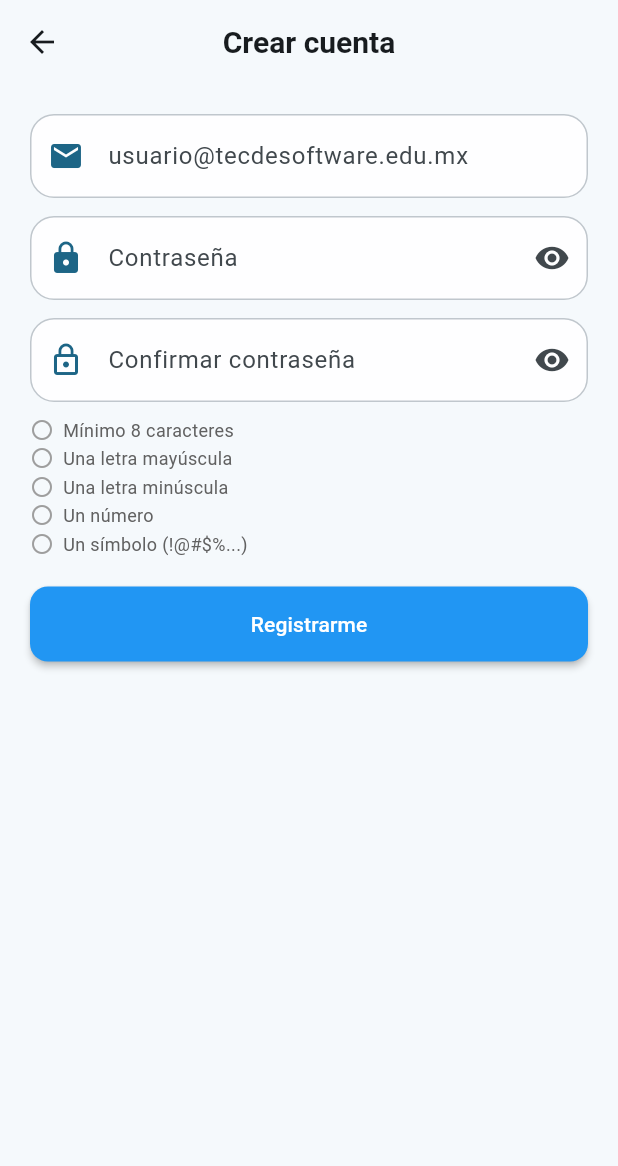
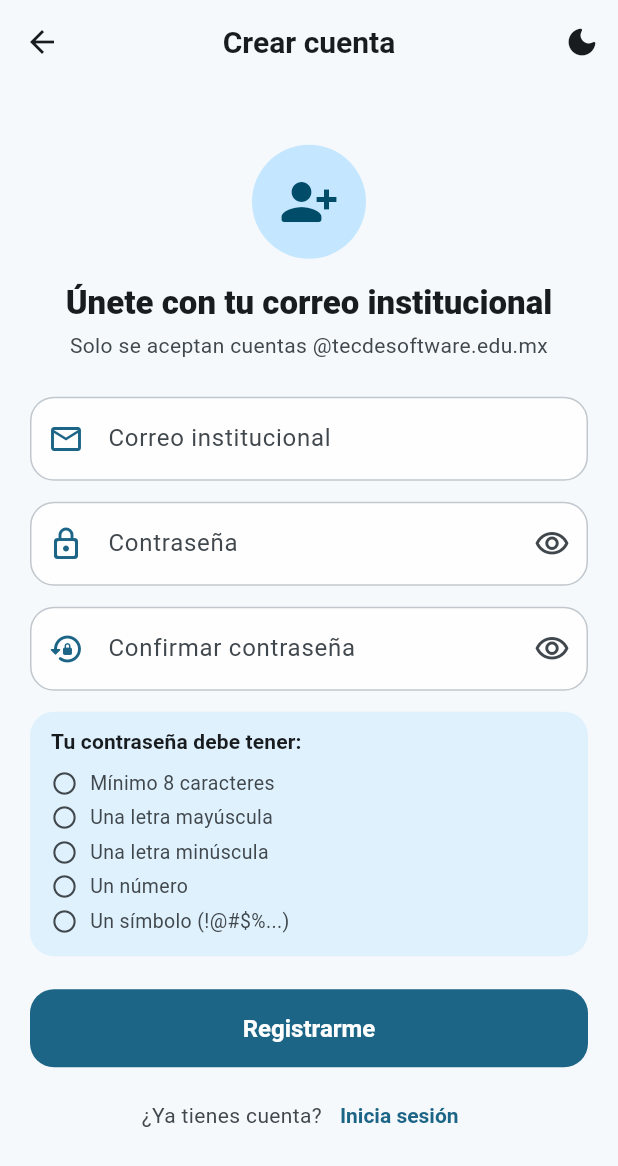
Before and after one commit to JesusUc18/login_rive_animation_26_3_tsw, a Flutter app: the SignUpScreen screen opened directly, on a phone screen of 412 x 824 dp. Shown: the top 1166 px of the screen. Run offline on Flutter 3.47's test engine with Material 3 defaults, Android fonts, the phone set to English and light mode, and no system bars; our stand-ins replace firebase_auth, firebase_core, rive; accounts and stored records are empty; generated files the repository leaves out were written again.

Commit message:
style(auth): restyle login, signup and password recovery in Spanish
- Oso Rive dentro de tarjeta redondeada y encabezados de bienvenida
- Textos traducidos (Regístrate, ¿No tienes cuenta?, Contraseña)
- Reglas de contraseña en tarjeta con indicadores animados
- Errores de Firebase en registro mostrados en español
- Se mantiene el login seguro OWASP (mensaje genérico, triggers, carga)

```diff
--- a/lib/screens/signup_screen.dart
+++ b/lib/screens/signup_screen.dart
@@ -1,5 +1,7 @@
 import 'package:firebase_auth/firebase_auth.dart';
 import 'package:flutter/material.dart';
+import 'package:login_rive_animation_26_3_tsw/theme/app_theme.dart';
+import 'package:login_rive_animation_26_3_tsw/theme/theme_controller.dart';
 
 class SignUpScreen extends StatefulWidget {
   const SignUpScreen({super.key});
@@ -85,10 +87,9 @@ class _SignUpScreenState extends State<SignUpScreen> {
 
       if (!mounted) return;
       ScaffoldMessenger.of(context).showSnackBar(
-        const SnackBar(
-          content: Text('Cuenta creada correctamente. Inicia sesión.'),
-          backgroundColor: Colors.green,
-          behavior: SnackBarBehavior.floating,
+        SnackBar(
+          content: const Text('Cuenta creada correctamente. Inicia sesión.'),
+          backgroundColor: AppTheme.success(context),
         ),
       );
       Navigator.pop(context);
@@ -109,8 +110,10 @@ class _SignUpScreenState extends State<SignUpScreen> {
           default:
             ScaffoldMessenger.of(context).showSnackBar(
               SnackBar(
-                content: Text(e.message ?? 'No se pudo crear la cuenta'),
-                backgroundColor: Colors.red,
+                content: const Text(
+                  'No se pudo crear la cuenta. Intenta de nuevo.',
+                ),
+                backgroundColor: Theme.of(context).colorScheme.error,
               ),
             );
         }
@@ -119,32 +122,32 @@ class _SignUpScreenState extends State<SignUpScreen> {
       if (!mounted) return;
       setState(() => _isLoading = false);
       ScaffoldMessenger.of(context).showSnackBar(
-        const SnackBar(
-          content: Text('Error inesperado. Intenta de nuevo.'),
-          backgroundColor: Colors.red,
+        SnackBar(
+          content: const Text('Error inesperado. Intenta de nuevo.'),
+          backgroundColor: Theme.of(context).colorScheme.error,
         ),
       );
     }
   }
 
   Widget _rule(String text, bool ok) {
+    final scheme = Theme.of(context).colorScheme;
+    final color = ok ? AppTheme.success(context) : scheme.onSurfaceVariant;
     return Padding(
-      padding: const EdgeInsets.only(top: 2),
+      padding: const EdgeInsets.only(top: 4),
       child: Row(
         children: [
-          Icon(
-            ok ? Icons.check_circle : Icons.radio_button_unchecked,
-            size: 16,
-            color: ok ? Colors.green : Colors.grey,
-          ),
-          const SizedBox(width: 6),
-          Text(
-            text,
-            style: TextStyle(
-              fontSize: 12,
-              color: ok ? Colors.green : Colors.grey.shade700,
+          AnimatedSwitcher(
+            duration: const Duration(milliseconds: 200),
+            child: Icon(
+              ok ? Icons.check_circle_rounded : Icons.radio_button_unchecked,
+              key: ValueKey(ok),
+              size: 18,
+              color: color,
             ),
           ),
+          const SizedBox(width: 8),
+          Text(text, style: TextStyle(fontSize: 13, color: color)),
         ],
       ),
     );
@@ -152,99 +155,172 @@ class _SignUpScreenState extends State<SignUpScreen> {
 
   @override
   Widget build(BuildContext context) {
+    final theme = Theme.of(context);
+    final scheme = theme.colorScheme;
     final pass = _passCtrl.text;
+
     return Scaffold(
-      appBar: AppBar(title: const Text('Crear cuenta')),
+      appBar: AppBar(
+        title: const Text('Crear cuenta'),
+        actions: const [ThemeToggleButton()],
+      ),
       body: SafeArea(
+        child: Center(
           child: SingleChildScrollView(
-          padding: const EdgeInsets.all(20),
+            padding: const EdgeInsets.fromLTRB(20, 8, 20, 24),
+            child: ConstrainedBox(
+              constraints: const BoxConstraints(maxWidth: 460),
               child: Column(
-            crossAxisAlignment: CrossAxisAlignment.start,
+                crossAxisAlignment: CrossAxisAlignment.stretch,
                 children: [
+                  Center(
+                    child: Container(
+                      padding: const EdgeInsets.all(18),
+                      decoration: BoxDecoration(
+                        color: scheme.primaryContainer,
+                        shape: BoxShape.circle,
+                      ),
+                      child: Icon(
+                        Icons.person_add_alt_1_rounded,
+                        size: 40,
+                        color: scheme.onPrimaryContainer,
+                      ),
+                    ),
+                  ),
+                  const SizedBox(height: 16),
+                  Text(
+                    'Únete con tu correo institucional',
+                    textAlign: TextAlign.center,
+                    style: theme.textTheme.titleLarge?.copyWith(
+                      fontWeight: FontWeight.w800,
+                    ),
+                  ),
+                  const SizedBox(height: 4),
+                  Text(
+                    'Solo se aceptan cuentas $_domain',
+                    textAlign: TextAlign.center,
+                    style: theme.textTheme.bodyMedium?.copyWith(
+                      color: scheme.onSurfaceVariant,
+                    ),
+                  ),
+                  const SizedBox(height: 24),
                   TextField(
                     controller: _emailCtrl,
                     keyboardType: TextInputType.emailAddress,
+                    textInputAction: TextInputAction.next,
                     decoration: InputDecoration(
+                      labelText: 'Correo institucional',
                       hintText: 'usuario$_domain',
                       errorText: _emailError,
-                  prefixIcon: const Icon(Icons.email),
-                  border: OutlineInputBorder(
-                    borderRadius: BorderRadius.circular(12),
+                      prefixIcon: const Icon(Icons.email_outlined),
                     ),
                   ),
-              ),
-              const SizedBox(height: 12),
+                  const SizedBox(height: 14),
                   TextField(
                     controller: _passCtrl,
                     obscureText: _obscurePass,
+                    textInputAction: TextInputAction.next,
                     onChanged: (_) => setState(() {}),
                     decoration: InputDecoration(
-                  hintText: 'Contraseña',
+                      labelText: 'Contraseña',
                       errorText: _passError,
-                  prefixIcon: const Icon(Icons.lock),
+                      prefixIcon: const Icon(Icons.lock_outline_rounded),
                       suffixIcon: IconButton(
+                        tooltip: _obscurePass
+                            ? 'Mostrar contraseña'
+                            : 'Ocultar contraseña',
                         icon: Icon(
-                      _obscurePass ? Icons.visibility : Icons.visibility_off,
+                          _obscurePass
+                              ? Icons.visibility_outlined
+                              : Icons.visibility_off_outlined,
                         ),
                         onPressed: () =>
                             setState(() => _obscurePass = !_obscurePass),
                       ),
-                  border: OutlineInputBorder(
-                    borderRadius: BorderRadius.circular(12),
                     ),
                   ),
-              ),
-              const SizedBox(height: 12),
+                  const SizedBox(height: 14),
                   TextField(
                     controller: _confirmCtrl,
                     obscureText: _obscureConfirm,
+                    onSubmitted: (_) => _onSignUp(),
                     decoration: InputDecoration(
-                  hintText: 'Confirmar contraseña',
+                      labelText: 'Confirmar contraseña',
                       errorText: _confirmError,
-                  prefixIcon: const Icon(Icons.lock_outline),
+                      prefixIcon: const Icon(Icons.lock_reset_rounded),
                       suffixIcon: IconButton(
+                        tooltip: _obscureConfirm
+                            ? 'Mostrar contraseña'
+                            : 'Ocultar contraseña',
                         icon: Icon(
-                      _obscureConfirm ? Icons.visibility : Icons.visibility_off,
+                          _obscureConfirm
+                              ? Icons.visibility_outlined
+                              : Icons.visibility_off_outlined,
                         ),
                         onPressed: () =>
                             setState(() => _obscureConfirm = !_obscureConfirm),
                       ),
-                  border: OutlineInputBorder(
-                    borderRadius: BorderRadius.circular(12),
                     ),
                   ),
+                  const SizedBox(height: 14),
+                  // Reglas de la contraseña en una tarjeta suave
+                  Container(
+                    padding: const EdgeInsets.fromLTRB(14, 10, 14, 14),
+                    decoration: BoxDecoration(
+                      color: scheme.primaryContainer.withValues(alpha: 0.45),
+                      borderRadius: AppTheme.radius,
                     ),
-              const SizedBox(height: 8),
+                    child: Column(
+                      crossAxisAlignment: CrossAxisAlignment.start,
+                      children: [
+                        Text(
+                          'Tu contraseña debe tener:',
+                          style: theme.textTheme.labelLarge?.copyWith(
+                            fontWeight: FontWeight.w700,
+                          ),
+                        ),
+                        const SizedBox(height: 4),
                         _rule('Mínimo 8 caracteres', _hasMinLength(pass)),
                         _rule('Una letra mayúscula', _hasUpper(pass)),
                         _rule('Una letra minúscula', _hasLower(pass)),
                         _rule('Un número', _hasNumber(pass)),
                         _rule('Un símbolo (!@#\$%...)', _hasSymbol(pass)),
-              const SizedBox(height: 20),
-              SizedBox(
-                width: double.infinity,
-                child: MaterialButton(
-                  height: 50,
-                  color: Colors.blue,
-                  disabledColor: Colors.blue.shade300,
-                  textColor: Colors.white,
-                  shape: RoundedRectangleBorder(
-                    borderRadius: BorderRadius.circular(12),
+                      ],
                     ),
+                  ),
+                  const SizedBox(height: 22),
+                  FilledButton(
                     onPressed: _isLoading ? null : _onSignUp,
                     child: _isLoading
-                      ? const SizedBox(
+                        ? SizedBox(
                             height: 22,
                             width: 22,
                             child: CircularProgressIndicator(
                               strokeWidth: 2.5,
-                            color: Colors.white,
+                              color: scheme.primary,
                             ),
                           )
                         : const Text('Registrarme'),
                   ),
+                  const SizedBox(height: 8),
+                  Row(
+                    mainAxisAlignment: MainAxisAlignment.center,
+                    children: [
+                      Text(
+                        '¿Ya tienes cuenta?',
+                        style: TextStyle(color: scheme.onSurfaceVariant),
+                      ),
+                      TextButton(
+                        onPressed: _isLoading
+                            ? null
+                            : () => Navigator.pop(context),
+                        child: const Text('Inicia sesión'),
                       ),
                     ],
+                  ),
+                ],
+              ),
+            ),
           ),
         ),
       ),
```
Also changed, not shown: lib/screens/login_screen.dart (+106 -73 lines), lib/widgets/forgot_password_dialog.dart (+7 -9 lines). Lines whose indentation alone changed are shown as unchanged.
